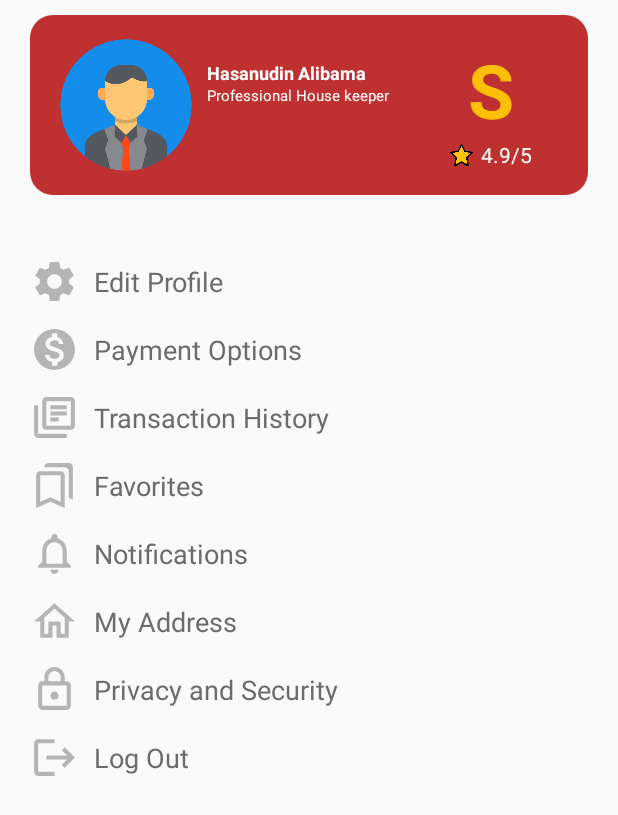
After one commit to WinsalotNot/Servigo_v1, an Android app: the ProfilePage screen opened through its navigation route, on a phone screen of 412 x 824 dp. The commit adds this screen. Shown: the top 815 px of the screen. Run offline under Robolectric (Android 15) with nearby library versions, the phone set to English and light mode, and no system bars.

Commit message:
added profile fragment

```diff
--- /dev/null
+++ b/app/src/main/java/com/example/servigo/ProfilePage.kt
@@ -0,0 +1,59 @@
+package com.example.servigo
+
+import android.os.Bundle
+import androidx.fragment.app.Fragment
+import android.view.LayoutInflater
+import android.view.View
+import android.view.ViewGroup
+
+// TODO: Rename parameter arguments, choose names that match
+// the fragment initialization parameters, e.g. ARG_ITEM_NUMBER
+private const val ARG_PARAM1 = "param1"
+private const val ARG_PARAM2 = "param2"
+
+/**
+ * A simple [Fragment] subclass.
+ * Use the [ProfilePage.newInstance] factory method to
+ * create an instance of this fragment.
+ */
+class ProfilePage : Fragment() {
+    // TODO: Rename and change types of parameters
+    private var param1: String? = null
+    private var param2: String? = null
+
+    override fun onCreate(savedInstanceState: Bundle?) {
+        super.onCreate(savedInstanceState)
+        arguments?.let {
+            param1 = it.getString(ARG_PARAM1)
+            param2 = it.getString(ARG_PARAM2)
+        }
+    }
+
+    override fun onCreateView(
+        inflater: LayoutInflater, container: ViewGroup?,
+        savedInstanceState: Bundle?
+    ): View? {
+        // Inflate the layout for this fragment
+        return inflater.inflate(R.layout.fragment_profile_page, container, false)
+    }
+
+    companion object {
+        /**
+         * Use this factory method to create a new instance of
+         * this fragment using the provided parameters.
+         *
+         * @param param1 Parameter 1.
+         * @param param2 Parameter 2.
+         * @return A new instance of fragment ProfilePage.
+         */
+        // TODO: Rename and change types and number of parameters
+        @JvmStatic
+        fun newInstance(param1: String, param2: String) =
+            ProfilePage().apply {
+                arguments = Bundle().apply {
+                    putString(ARG_PARAM1, param1)
+                    putString(ARG_PARAM2, param2)
+                }
+            }
+    }
+}
--- /dev/null
+++ b/app/src/main/res/drawable/bookmark_logo.xml
@@ -0,0 +1,5 @@
+<vector xmlns:android="http://schemas.android.com/apk/res/android" android:height="24dp" android:tint="#B5B5B5" android:viewportHeight="24" android:viewportWidth="24" android:width="24dp">
+
+    <path android:fillColor="@android:color/white" android:pathData="M15,7v12.97l-4.21,-1.81 -0.79,-0.34 -0.79,0.34L5,19.97L5,7h10m4,-6L8.99,1C7.89,1 7,1.9 7,3h10c1.1,0 2,0.9 2,2v13l2,1L21,3c0,-1.1 -0.9,-2 -2,-2zM15,5L5,5c-1.1,0 -2,0.9 -2,2v16l7,-3 7,3L17,7c0,-1.1 -0.9,-2 -2,-2z"/>
+
+</vector>
--- /dev/null
+++ b/app/src/main/res/drawable/homo_logo.xml
@@ -0,0 +1,5 @@
+<vector xmlns:android="http://schemas.android.com/apk/res/android" android:height="24dp" android:tint="#B5B5B5" android:viewportHeight="24" android:viewportWidth="24" android:width="24dp">
+
+    <path android:fillColor="@android:color/white" android:pathData="M12,5.69l5,4.5V18h-2v-6H9v6H7v-7.81l5,-4.5M12,3L2,12h3v8h6v-6h2v6h6v-8h3L12,3z"/>
+
+</vector>
--- /dev/null
+++ b/app/src/main/res/drawable/lock_logo.xml
@@ -0,0 +1,5 @@
+<vector xmlns:android="http://schemas.android.com/apk/res/android" android:height="24dp" android:tint="#B5B5B5" android:viewportHeight="24" android:viewportWidth="24" android:width="24dp">
+
+    <path android:fillColor="@android:color/white" android:pathData="M18,8h-1L17,6c0,-2.76 -2.24,-5 -5,-5S7,3.24 7,6v2L6,8c-1.1,0 -2,0.9 -2,2v10c0,1.1 0.9,2 2,2h12c1.1,0 2,-0.9 2,-2L20,10c0,-1.1 -0.9,-2 -2,-2zM9,6c0,-1.66 1.34,-3 3,-3s3,1.34 3,3v2L9,8L9,6zM18,20L6,20L6,10h12v10zM12,17c1.1,0 2,-0.9 2,-2s-0.9,-2 -2,-2 -2,0.9 -2,2 0.9,2 2,2z"/>
+
+</vector>
--- /dev/null
+++ b/app/src/main/res/drawable/logout_logo.xml
@@ -0,0 +1,5 @@
+<vector xmlns:android="http://schemas.android.com/apk/res/android" android:autoMirrored="true" android:height="24dp" android:tint="#B5B5B5" android:viewportHeight="24" android:viewportWidth="24" android:width="24dp">
+
+    <path android:fillColor="@android:color/white" android:pathData="M17,7l-1.41,1.41L18.17,11H8v2h10.17l-2.58,2.58L17,17l5,-5zM4,5h8V3H4c-1.1,0 -2,0.9 -2,2v14c0,1.1 0.9,2 2,2h8v-2H4V5z"/>
+
+</vector>
--- /dev/null
+++ b/app/src/main/res/drawable/notif_logo.xml
@@ -0,0 +1,5 @@
+<vector xmlns:android="http://schemas.android.com/apk/res/android" android:height="24dp" android:tint="#B5B5B5" android:viewportHeight="24" android:viewportWidth="24" android:width="24dp">
+
+    <path android:fillColor="@android:color/white" android:pathData="M12,22c1.1,0 2,-0.9 2,-2h-4c0,1.1 0.9,2 2,2zM18,16v-5c0,-3.07 -1.63,-5.64 -4.5,-6.32L13.5,4c0,-0.83 -0.67,-1.5 -1.5,-1.5s-1.5,0.67 -1.5,1.5v0.68C7.64,5.36 6,7.92 6,11v5l-2,2v1h16v-1l-2,-2zM16,17L8,17v-6c0,-2.48 1.51,-4.5 4,-4.5s4,2.02 4,4.5v6z"/>
+
+</vector>
--- /dev/null
+++ b/app/src/main/res/drawable/payment_logo.xml
@@ -0,0 +1,5 @@
+<vector xmlns:android="http://schemas.android.com/apk/res/android" android:height="24dp" android:tint="#B5B5B5" android:viewportHeight="24" android:viewportWidth="24" android:width="24dp">
+
+    <path android:fillColor="@android:color/white" android:pathData="M12,2C6.48,2 2,6.48 2,12s4.48,10 10,10 10,-4.48 10,-10S17.52,2 12,2zM13.41,18.09L13.41,20h-2.67v-1.93c-1.71,-0.36 -3.16,-1.46 -3.27,-3.4h1.96c0.1,1.05 0.82,1.87 2.65,1.87 1.96,0 2.4,-0.98 2.4,-1.59 0,-0.83 -0.44,-1.61 -2.67,-2.14 -2.48,-0.6 -4.18,-1.62 -4.18,-3.67 0,-1.72 1.39,-2.84 3.11,-3.21L10.74,4h2.67v1.95c1.86,0.45 2.79,1.86 2.85,3.39L14.3,9.34c-0.05,-1.11 -0.64,-1.87 -2.22,-1.87 -1.5,0 -2.4,0.68 -2.4,1.64 0,0.84 0.65,1.39 2.67,1.91s4.18,1.39 4.18,3.91c-0.01,1.83 -1.38,2.83 -3.12,3.16z"/>
+
+</vector>
--- /dev/null
+++ b/app/src/main/res/drawable/red_rounded_corners.xml
@@ -0,0 +1,5 @@
+<?xml version="1.0" encoding="utf-8"?>
+<shape xmlns:android="http://schemas.android.com/apk/res/android">
+    <solid android:color="#BE3130" />
+    <corners android:radius="15dp" />
+</shape>
--- /dev/null
+++ b/app/src/main/res/drawable/setting_logo.xml
@@ -0,0 +1,5 @@
+<vector xmlns:android="http://schemas.android.com/apk/res/android" android:height="24dp" android:tint="#B5B5B5" android:viewportHeight="24" android:viewportWidth="24" android:width="24dp">
+
+    <path android:fillColor="@android:color/white" android:pathData="M19.14,12.94c0.04,-0.3 0.06,-0.61 0.06,-0.94c0,-0.32 -0.02,-0.64 -0.07,-0.94l2.03,-1.58c0.18,-0.14 0.23,-0.41 0.12,-0.61l-1.92,-3.32c-0.12,-0.22 -0.37,-0.29 -0.59,-0.22l-2.39,0.96c-0.5,-0.38 -1.03,-0.7 -1.62,-0.94L14.4,2.81c-0.04,-0.24 -0.24,-0.41 -0.48,-0.41h-3.84c-0.24,0 -0.43,0.17 -0.47,0.41L9.25,5.35C8.66,5.59 8.12,5.92 7.63,6.29L5.24,5.33c-0.22,-0.08 -0.47,0 -0.59,0.22L2.74,8.87C2.62,9.08 2.66,9.34 2.86,9.48l2.03,1.58C4.84,11.36 4.8,11.69 4.8,12s0.02,0.64 0.07,0.94l-2.03,1.58c-0.18,0.14 -0.23,0.41 -0.12,0.61l1.92,3.32c0.12,0.22 0.37,0.29 0.59,0.22l2.39,-0.96c0.5,0.38 1.03,0.7 1.62,0.94l0.36,2.54c0.05,0.24 0.24,0.41 0.48,0.41h3.84c0.24,0 0.44,-0.17 0.47,-0.41l0.36,-2.54c0.59,-0.24 1.13,-0.56 1.62,-0.94l2.39,0.96c0.22,0.08 0.47,0 0.59,-0.22l1.92,-3.32c0.12,-0.22 0.07,-0.47 -0.12,-0.61L19.14,12.94zM12,15.6c-1.98,0 -3.6,-1.62 -3.6,-3.6s1.62,-3.6 3.6,-3.6s3.6,1.62 3.6,3.6S13.98,15.6 12,15.6z"/>
+
+</vector>
--- /dev/null
+++ b/app/src/main/res/drawable/transaction_logo.xml
@@ -0,0 +1,5 @@
+<vector xmlns:android="http://schemas.android.com/apk/res/android" android:autoMirrored="true" android:height="24dp" android:tint="#B5B5B5" android:viewportHeight="24" android:viewportWidth="24" android:width="24dp">
+
+    <path android:fillColor="@android:color/white" android:pathData="M4,6L2,6v14c0,1.1 0.9,2 2,2h14v-2L4,20L4,6zM20,2L8,2c-1.1,0 -2,0.9 -2,2v12c0,1.1 0.9,2 2,2h12c1.1,0 2,-0.9 2,-2L22,4c0,-1.1 -0.9,-2 -2,-2zM20,16L8,16L8,4h12v12zM10,9h8v2h-8zM10,12h4v2h-4zM10,6h8v2h-8z"/>
+
+</vector>
--- /dev/null
+++ b/app/src/main/res/layout/fragment_profile_page.xml
@@ -0,0 +1,299 @@
+<?xml version="1.0" encoding="utf-8"?>
+<androidx.constraintlayout.widget.ConstraintLayout xmlns:android="http://schemas.android.com/apk/res/android"
+    xmlns:app="http://schemas.android.com/apk/res-auto"
+    xmlns:tools="http://schemas.android.com/tools"
+    android:layout_width="match_parent"
+    android:layout_height="match_parent"
+    tools:context=".ProfilePage">
+
+
+    <LinearLayout
+        android:layout_width="match_parent"
+        android:layout_height="wrap_content"
+        android:orientation="vertical"
+        android:paddingHorizontal="20dp"
+        android:paddingVertical="10dp"
+        app:layout_constraintStart_toStartOf="parent"
+        app:layout_constraintTop_toTopOf="parent">>
+
+        <!-- profile card -->
+        <LinearLayout
+            android:id="@+id/ProfileCard"
+            android:layout_width="match_parent"
+            android:layout_height="120dp"
+            android:padding="10dp"
+            android:background="@drawable/red_rounded_corners"
+            android:orientation="horizontal">
+
+            <ImageView
+                android:layout_width="0dp"
+                android:layout_height="wrap_content"
+                android:layout_weight="0.8"
+                android:src="@drawable/profile" />
+
+            <LinearLayout
+                android:layout_width="0dp"
+                android:layout_height="match_parent"
+                android:layout_marginTop="20dp"
+                android:layout_weight="1"
+                android:orientation="vertical">
+
+                <TextView
+                    android:layout_width="match_parent"
+                    android:layout_height="wrap_content"
+                    android:text="Hasanudin Alibama"
+                    android:textColor="#FFFFFF"
+                    android:textSize="12sp"
+                    android:textStyle="bold" />
+
+                <TextView
+                    android:layout_width="match_parent"
+                    android:layout_height="wrap_content"
+                    android:text="Professional House keeper"
+                    android:textColor="#FFFFFF"
+                    android:textSize="10sp" />
+
+            </LinearLayout>
+
+            <LinearLayout
+                android:layout_width="0dp"
+                android:layout_height="match_parent"
+                android:layout_weight="0.8"
+                android:gravity="center"
+                android:orientation="vertical">
+
+                <TextView
+                    android:layout_width="match_parent"
+                    android:layout_height="wrap_content"
+                    android:gravity="center"
+                    android:text="S"
+                    android:textColor="#FDBF07"
+                    android:textSize="50sp"
+                    android:textStyle="bold" />
+
+                <LinearLayout
+                    android:layout_width="match_parent"
+                    android:layout_height="20dp"
+                    android:gravity="center"
+                    android:orientation="horizontal">
+
+                    <ImageView
+                        android:layout_width="15dp"
+                        android:layout_height="match_parent"
+                        android:layout_marginRight="5dp"
+                        android:src="@drawable/star" />
+
+                    <TextView
+                        android:layout_width="wrap_content"
+                        android:layout_height="match_parent"
+                        android:text="4.9/5"
+                        android:textAlignment="viewStart"
+                        android:textColor="#FFFFFF" />
+
+
+                </LinearLayout>
+
+
+            </LinearLayout>
+
+
+        </LinearLayout>
+
+        <!-- profile options -->
+        <LinearLayout
+            android:layout_width="match_parent"
+            android:layout_height="wrap_content"
+            android:layout_marginTop="40dp"
+            android:orientation="vertical">
+
+            <LinearLayout
+                android:layout_width="match_parent"
+                android:layout_height="35dp"
+                android:orientation="horizontal">
+
+                <ImageView
+                    android:layout_width="0dp"
+                    android:layout_height="match_parent"
+                    android:layout_weight="0.1"
+                    android:layout_marginRight="10dp"
+                    android:src="@drawable/setting_logo" />
+
+                <TextView
+                    android:layout_width="0dp"
+                    android:layout_height="match_parent"
+                    android:layout_weight="1"
+                    android:gravity="center_vertical"
+                    android:text="Edit Profile"
+                    android:textColor="#6B6B6B"
+                    android:textSize="18sp" />
+            </LinearLayout>
+
+            <LinearLayout
+                android:layout_width="match_parent"
+                android:layout_height="35dp"
+                android:layout_marginTop="10dp"
+                android:orientation="horizontal">
+
+                <ImageView
+                    android:layout_width="0dp"
+                    android:layout_height="match_parent"
+                    android:layout_weight="0.1"
+                    android:layout_marginRight="10dp"
+                    android:src="@drawable/payment_logo" />
+
+                <TextView
+                    android:layout_width="0dp"
+                    android:layout_height="match_parent"
+                    android:layout_weight="1"
+                    android:gravity="center_vertical"
+                    android:text="Payment Options"
+                    android:textColor="#6B6B6B"
+                    android:textSize="18sp" />
+            </LinearLayout>
+
+            <LinearLayout
+                android:layout_width="match_parent"
+                android:layout_height="35dp"
+                android:layout_marginTop="10dp"
+                android:orientation="horizontal">
+
+                <ImageView
+                    android:layout_width="0dp"
+                    android:layout_height="match_parent"
+                    android:layout_weight="0.1"
+                    android:layout_marginRight="10dp"
+                    android:src="@drawable/transaction_logo" />
+
+                <TextView
+                    android:layout_width="0dp"
+                    android:layout_height="match_parent"
+                    android:layout_weight="1"
+                    android:gravity="center_vertical"
+                    android:text="Transaction History"
+                    android:textColor="#6B6B6B"
+                    android:textSize="18sp" />
+            </LinearLayout>
+
+            <LinearLayout
+                android:layout_width="match_parent"
+                android:layout_height="35dp"
+                android:layout_marginTop="10dp"
+                android:orientation="horizontal">
+
+                <ImageView
+                    android:layout_width="0dp"
+                    android:layout_height="match_parent"
+                    android:layout_weight="0.1"
+                    android:layout_marginRight="10dp"
+                    android:src="@drawable/bookmark_logo" />
+
+                <TextView
+                    android:layout_width="0dp"
+                    android:layout_height="match_parent"
+                    android:layout_weight="1"
+                    android:gravity="center_vertical"
+                    android:text="Favorites"
+                    android:textColor="#6B6B6B"
+                    android:textSize="18sp" />
+            </LinearLayout>
+
+            <LinearLayout
+                android:layout_width="match_parent"
+                android:layout_height="35dp"
+                android:layout_marginTop="10dp"
+                android:orientation="horizontal">
+
+                <ImageView
+                    android:layout_width="0dp"
+                    android:layout_height="match_parent"
+                    android:layout_weight="0.1"
+                    android:layout_marginRight="10dp"
+                    android:src="@drawable/notif_logo" />
+
+                <TextView
+                    android:layout_width="0dp"
+                    android:layout_height="match_parent"
+                    android:layout_weight="1"
+                    android:gravity="center_vertical"
+                    android:text="Notifications"
+                    android:textColor="#6B6B6B"
+                    android:textSize="18sp" />
+            </LinearLayout>
+
+            <LinearLayout
+                android:layout_width="match_parent"
+                android:layout_height="35dp"
+                android:layout_marginTop="10dp"
+                android:orientation="horizontal">
+
+                <ImageView
+                    android:layout_width="0dp"
+                    android:layout_height="match_parent"
+                    android:layout_weight="0.1"
+                    android:layout_marginRight="10dp"
+                    android:src="@drawable/homo_logo" />
+
+                <TextView
+                    android:layout_width="0dp"
+                    android:layout_height="match_parent"
+                    android:layout_weight="1"
+                    android:gravity="center_vertical"
+                    android:text="My Address"
+                    android:textColor="#6B6B6B"
+                    android:textSize="18sp" />
+            </LinearLayout>
+
+            <LinearLayout
+                android:layout_width="match_parent"
+                android:layout_height="35dp"
+                android:layout_marginTop="10dp"
+                android:orientation="horizontal">
+
+                <ImageView
+                    android:layout_width="0dp"
+                    android:layout_height="match_parent"
+                    android:layout_weight="0.1"
+                    android:layout_marginRight="10dp"
+                    android:src="@drawable/lock_logo" />
+
+                <TextView
+                    android:layout_width="0dp"
+                    android:layout_height="match_parent"
+                    android:layout_weight="1"
+                    android:gravity="center_vertical"
+                    android:text="Privacy and Security"
+                    android:textColor="#6B6B6B"
+                    android:textSize="18sp" />
+            </LinearLayout>
+
+            <LinearLayout
+                android:layout_width="match_parent"
+                android:layout_height="35dp"
+                android:layout_marginTop="10dp"
+                android:orientation="horizontal">
+
+                <ImageView
+                    android:layout_width="0dp"
+                    android:layout_height="match_parent"
+                    android:layout_weight="0.1"
+                    android:layout_marginRight="10dp"
+                    android:src="@drawable/logout_logo" />
+
+                <TextView
+                    android:layout_width="0dp"
+                    android:layout_height="match_parent"
+                    android:layout_weight="1"
+                    android:gravity="center_vertical"
+                    android:text="Log Out"
+                    android:textColor="#6B6B6B"
+                    android:textSize="18sp" />
+            </LinearLayout>
+
+
+
+
+
+        </LinearLayout>
+    </LinearLayout>
+
+</androidx.constraintlayout.widget.ConstraintLayout>
--- a/app/src/main/res/navigation/my_nav.xml
+++ b/app/src/main/res/navigation/my_nav.xml
@@ -31,4 +31,9 @@
         android:name="com.example.servigo.TransactionHistory"
         android:label="fragment_transaction_history"
         tools:layout="@layout/fragment_transaction_history" />
+    <fragment
+        android:id="@+id/profilePage"
+        android:name="com.example.servigo.ProfilePage"
+        android:label="fragment_profile_page"
+        tools:layout="@layout/fragment_profile_page" />
 </navigation>
```
